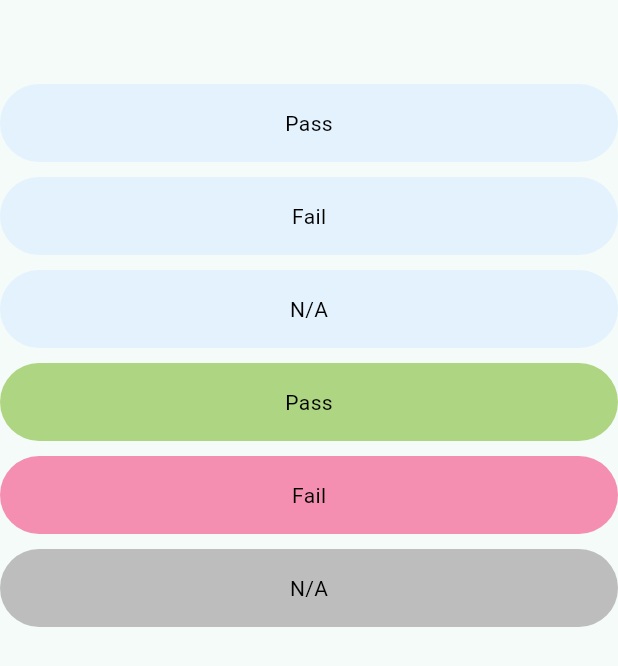
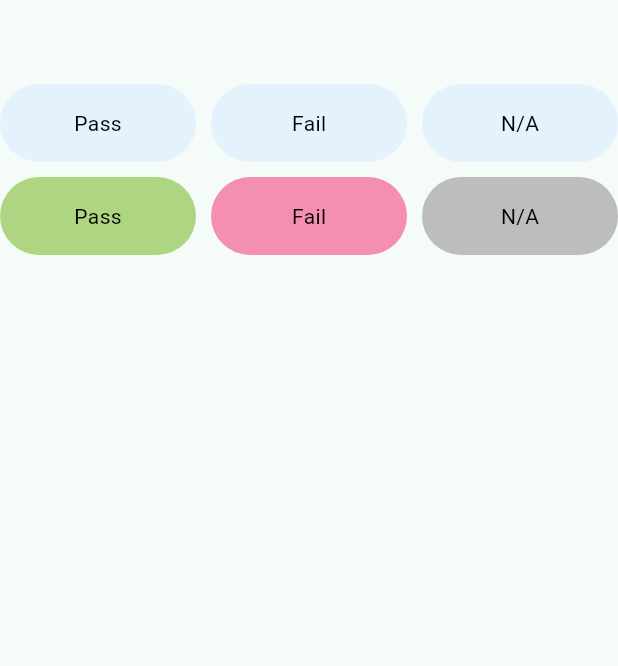
Before and after one commit to toluene5019/test_widgets, a Flutter app: the screen it shows after launch, on a phone screen of 412 x 824 dp. Shown: the top 666 px of the screen. Run offline on Flutter 3.47's test engine with Material 3 defaults, Android fonts, the phone set to English and light mode, and no system bars; our stand-ins replace flutter_svg, share_plus.

```diff
--- a/lib/pages/display_status_page.dart
+++ b/lib/pages/display_status_page.dart
@@ -8,49 +8,67 @@ class DisplayStatusPage extends StatelessWidget {
   Widget build(BuildContext context) {
     return Scaffold(
       appBar: AppBar(),
-      body: const SingleChildScrollView(
-        child: SafeArea(
-          child: Center(
+      body: const SafeArea(
         child: Column(
           children: [
-                DisplayStatusWidget(
+            Row(
+              mainAxisAlignment: MainAxisAlignment.spaceEvenly,
+              children: [
+                Expanded(
+                  child: DisplayStatusWidget(
                     status: Status.pass,
                     isActive: false,
                     text: 'Pass',
                   ),
-                SizedBox(height: 10),
-                DisplayStatusWidget(
+                ),
+                SizedBox(width: 10),
+                Expanded(
+                  child: DisplayStatusWidget(
                     status: Status.fail,
                     isActive: false,
                     text: 'Fail',
                   ),
-                SizedBox(height: 10),
-                DisplayStatusWidget(
+                ),
+                SizedBox(width: 10),
+                Expanded(
+                  child: DisplayStatusWidget(
                     isActive: false,
                     status: Status.na,
                     text: 'N/A',
                   ),
+                ),
+              ],
+            ),
             SizedBox(height: 10),
-                DisplayStatusWidget(
+            Row(
+              mainAxisAlignment: MainAxisAlignment.spaceEvenly,
+              children: [
+                Expanded(
+                  child: DisplayStatusWidget(
                     status: Status.pass,
                     isActive: true,
                     text: 'Pass',
                   ),
-                SizedBox(height: 10),
-                DisplayStatusWidget(
+                ),
+                SizedBox(width: 10),
+                Expanded(
+                  child: DisplayStatusWidget(
                     status: Status.fail,
                     isActive: true,
                     text: 'Fail',
                   ),
-                SizedBox(height: 10),
-                DisplayStatusWidget(
+                ),
+                SizedBox(width: 10),
+                Expanded(
+                  child: DisplayStatusWidget(
                     isActive: true,
                     status: Status.na,
                     text: 'N/A',
                   ),
+                ),
               ],
             ),
-          ),
+          ],
         ),
       ),
     );
```
Lines whose indentation alone changed are shown as unchanged.
